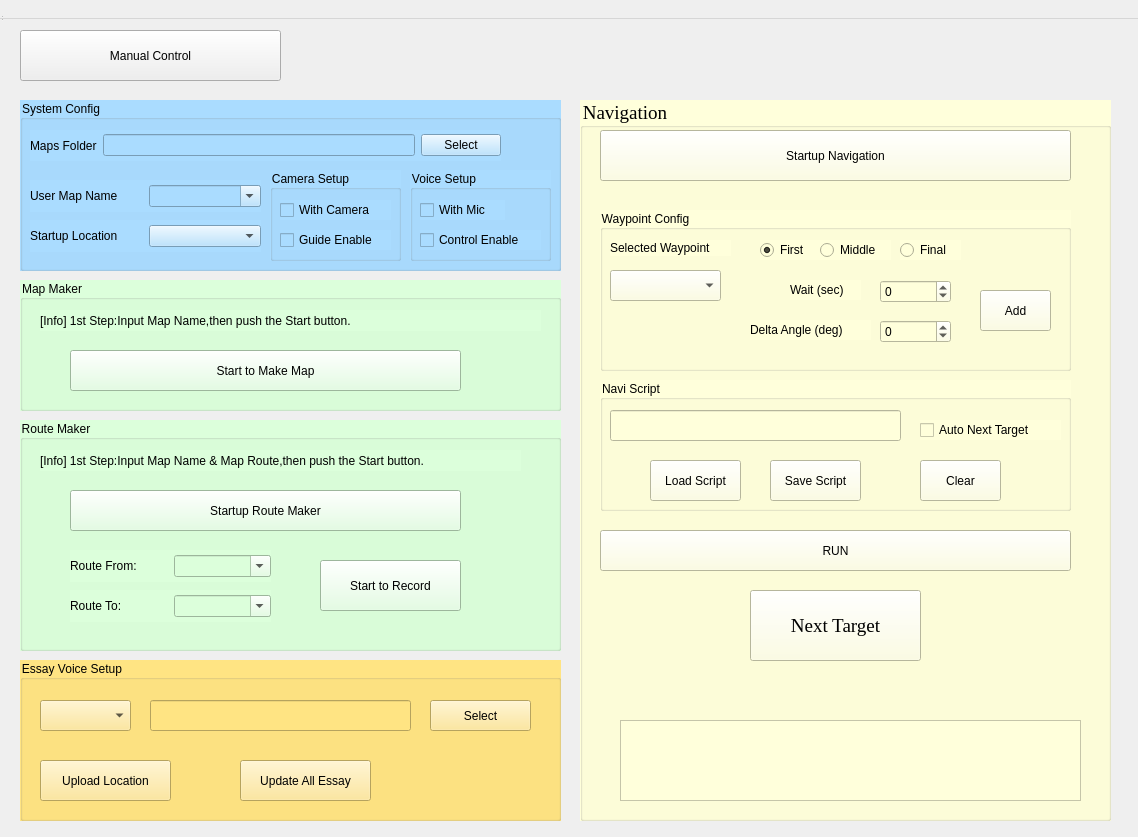
Above: src/GUI/src/mainwindow.ui from 7174952/mikuni-amr-3d-lidar before the change. Below: the same form after it.
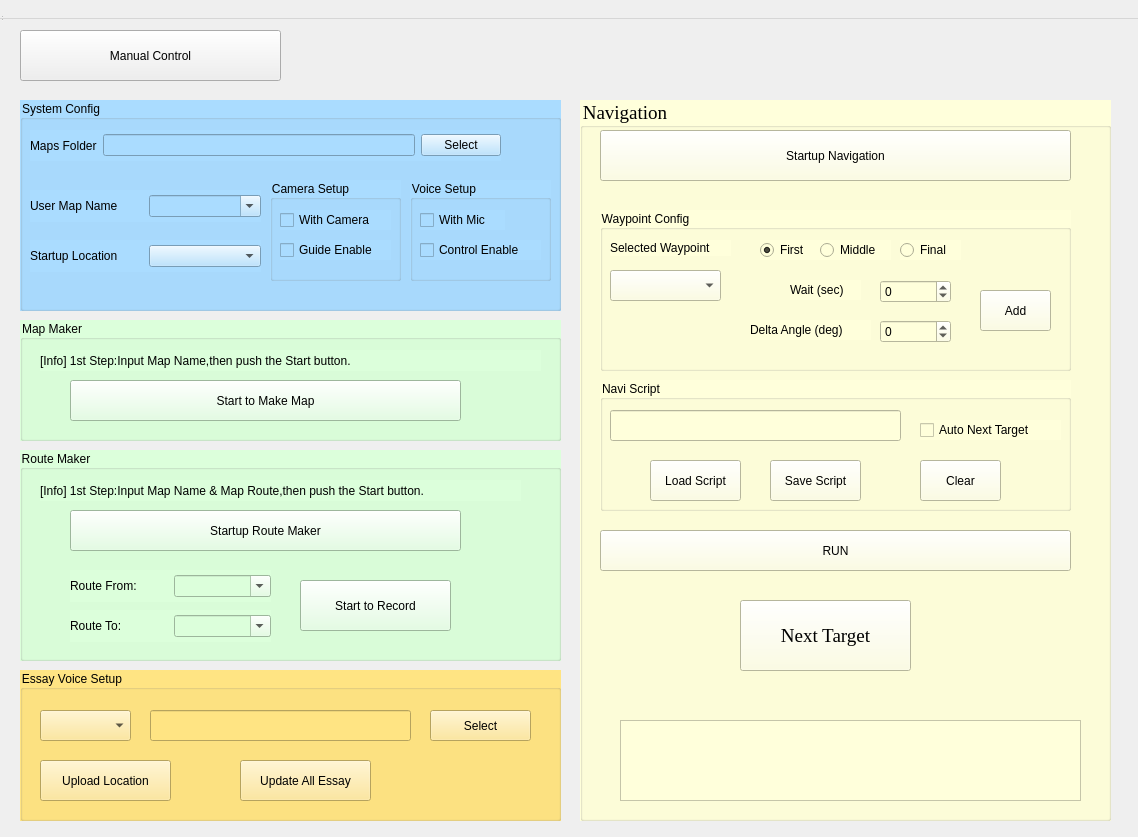
That is the form after the change.

The edit to the form file:
```diff
--- a/src/GUI/src/mainwindow.ui
+++ b/src/GUI/src/mainwindow.ui
@@ -44,7 +44,7 @@
       <x>20</x>
       <y>100</y>
       <width>541</width>
-      <height>171</height>
+      <height>211</height>
      </rect>
     </property>
     <property name="styleSheet">
@@ -77,7 +77,7 @@
       <item>
        <widget class="QLineEdit" name="lineEdit_Folder_Path">
         <property name="styleSheet">
-         <string notr="true">font:10pt &quot;Times New Roman&quot;;</string>
+         <string notr="true">font:11pt &quot;Times New Roman&quot;;</string>
         </property>
         <property name="text">
          <string/>
@@ -103,7 +103,7 @@
      <property name="geometry">
       <rect>
        <x>10</x>
-       <y>80</y>
+       <y>90</y>
        <width>231</width>
        <height>32</height>
       </rect>
@@ -132,7 +132,7 @@
      <property name="geometry">
       <rect>
        <x>10</x>
-       <y>120</y>
+       <y>140</y>
        <width>231</width>
        <height>32</height>
       </rect>
@@ -161,9 +161,9 @@
      <property name="geometry">
       <rect>
        <x>250</x>
-       <y>70</y>
+       <y>80</y>
        <width>131</width>
-       <height>91</height>
+       <height>101</height>
       </rect>
      </property>
      <property name="styleSheet">
@@ -206,9 +206,9 @@
      <property name="geometry">
       <rect>
        <x>390</x>
-       <y>70</y>
+       <y>80</y>
        <width>141</width>
-       <height>91</height>
+       <height>101</height>
       </rect>
      </property>
      <property name="styleSheet">
@@ -261,9 +261,9 @@
     <property name="geometry">
      <rect>
       <x>20</x>
-      <y>280</y>
+      <y>320</y>
       <width>541</width>
-      <height>131</height>
+      <height>121</height>
      </rect>
     </property>
     <property name="styleSheet">
@@ -278,7 +278,7 @@
      <property name="geometry">
       <rect>
        <x>50</x>
-       <y>70</y>
+       <y>60</y>
        <width>391</width>
        <height>41</height>
       </rect>
@@ -615,8 +615,8 @@
     <widget class="QPushButton" name="pushButton_Next_Target">
      <property name="geometry">
       <rect>
-       <x>170</x>
-       <y>490</y>
+       <x>160</x>
+       <y>500</y>
        <width>171</width>
        <height>71</height>
       </rect>
@@ -651,9 +651,9 @@
     <property name="geometry">
      <rect>
       <x>20</x>
-      <y>420</y>
+      <y>450</y>
       <width>541</width>
-      <height>231</height>
+      <height>211</height>
      </rect>
     </property>
     <property name="styleSheet">
@@ -684,7 +684,7 @@
      <property name="geometry">
       <rect>
        <x>50</x>
-       <y>70</y>
+       <y>60</y>
        <width>391</width>
        <height>41</height>
       </rect>
@@ -701,7 +701,7 @@
      <property name="geometry">
       <rect>
        <x>50</x>
-       <y>130</y>
+       <y>120</y>
        <width>201</width>
        <height>32</height>
       </rect>
@@ -730,7 +730,7 @@
      <property name="geometry">
       <rect>
        <x>50</x>
-       <y>170</y>
+       <y>160</y>
        <width>201</width>
        <height>32</height>
       </rect>
@@ -758,14 +758,14 @@
     <widget class="QPushButton" name="pushButton_Route_Record">
      <property name="geometry">
       <rect>
-       <x>300</x>
-       <y>140</y>
-       <width>141</width>
+       <x>280</x>
+       <y>130</y>
+       <width>151</width>
        <height>51</height>
       </rect>
      </property>
      <property name="styleSheet">
-      <string notr="true">font: 12pt &quot;Times New Roman&quot;;
+      <string notr="true">font: 14pt &quot;Times New Roman&quot;;
 background-color: rgb(220, 255, 219);</string>
      </property>
      <property name="text">
@@ -777,9 +777,9 @@
     <property name="geometry">
      <rect>
       <x>20</x>
-      <y>660</y>
+      <y>670</y>
       <width>541</width>
-      <height>161</height>
+      <height>151</height>
      </rect>
     </property>
     <property name="styleSheet">
@@ -838,7 +838,7 @@
      <property name="geometry">
       <rect>
        <x>20</x>
-       <y>100</y>
+       <y>90</y>
        <width>131</width>
        <height>41</height>
       </rect>
@@ -854,7 +854,7 @@
      <property name="geometry">
       <rect>
        <x>220</x>
-       <y>100</y>
+       <y>90</y>
        <width>131</width>
        <height>41</height>
       </rect>
```
